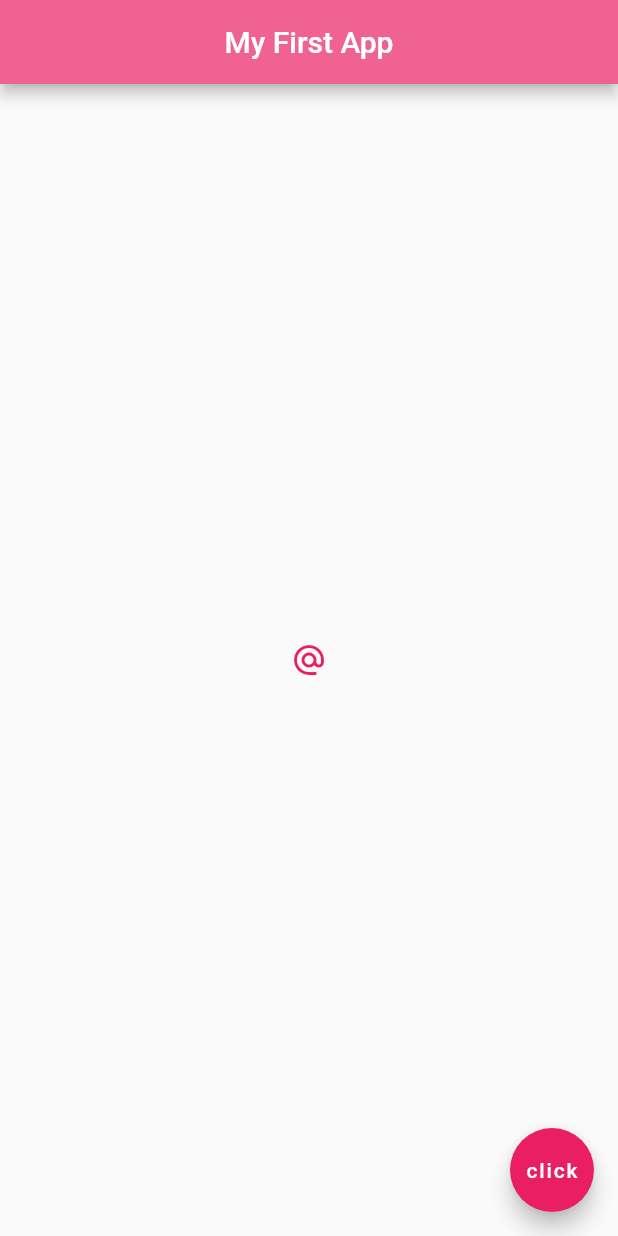
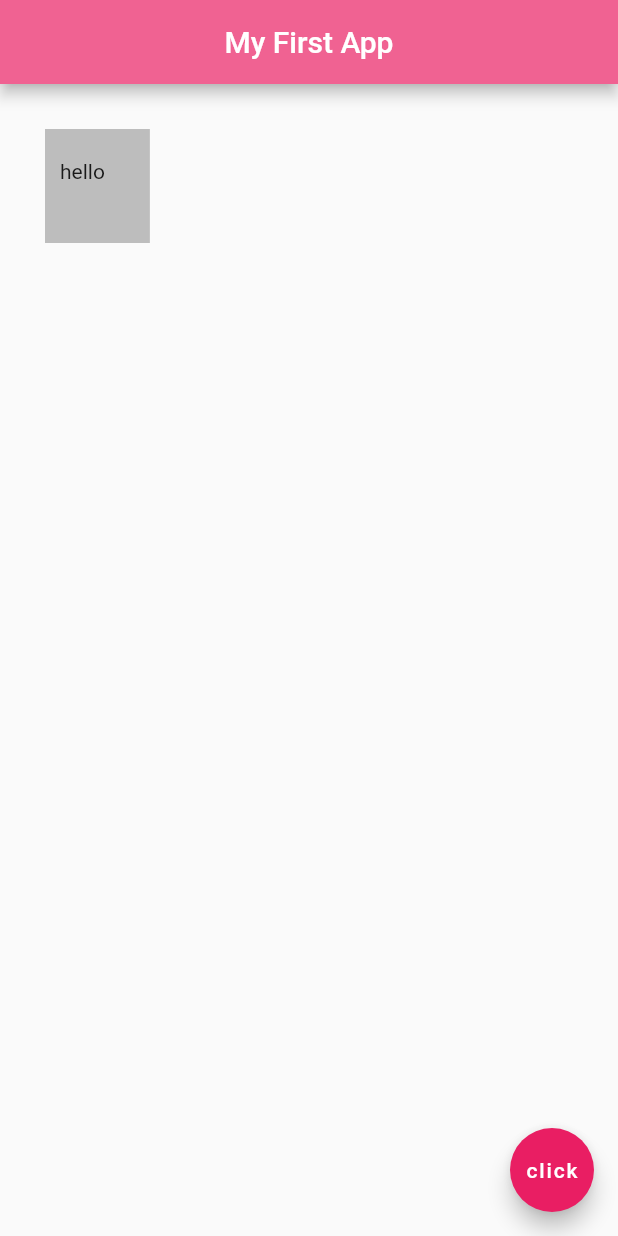
Before and after one commit to mukimahrizky/myfirstapp_flutter, a Flutter app: the screen it shows after launch, on a phone screen of 412 x 824 dp. Run offline on Flutter 3.47's test engine with Material 2 defaults, Android fonts, the phone set to English and light mode, and no system bars.

Commit message:
Container

```diff
--- a/lib/main.dart
+++ b/lib/main.dart
@@ -17,14 +17,11 @@
         centerTitle: true,
         backgroundColor: Colors.pink[300],
       ),
-      body: Center(
-        child: IconButton(
-          onPressed: () {
-            print('you clicked me');
-          },
-          icon: Icon(Icons.alternate_email),
-          color: Colors.pink,
-        )
+      body: Container(
+        padding: EdgeInsets.fromLTRB(10.0, 20.0, 30.0, 40.0),
+        margin: EdgeInsets.all(30.0),
+        color: Colors.grey[400],
+        child: Text('hello')
       ),
       floatingActionButton: FloatingActionButton(
         onPressed: null,
```
